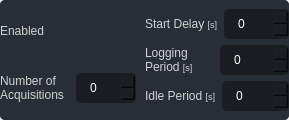
Old version of the form Utilities/HSDPython_SDK/st_hsdatalog/st_hsdatalog/HSD_GUI/UI/auto_mode_widget.ui in the repository STMicroelectronics/fp-sns-datalog2.
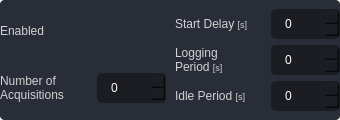
New version of the form. Icons and pictures are not drawn.

What changed in the file:
```diff
--- a/Utilities/HSDPython_SDK/st_hsdatalog/st_hsdatalog/HSD_GUI/UI/auto_mode_widget.ui
+++ b/Utilities/HSDPython_SDK/st_hsdatalog/st_hsdatalog/HSD_GUI/UI/auto_mode_widget.ui
@@ -6,7 +6,7 @@
    <rect>
     <x>0</x>
     <y>0</y>
-    <width>286</width>
+    <width>340</width>
     <height>120</height>
    </rect>
   </property>
@@ -97,24 +97,21 @@
          <cursorShape>ArrowCursor</cursorShape>
         </property>
         <property name="styleSheet">
-         <string notr="true">QComboBox{
-	background-color: rgb(27, 29, 35);
-	border-radius: 5px;
-	border: 2px solid rgb(27, 29, 35);
-	padding: 5px;
-	padding-left: 10px;
+         <string notr="true">QSpinBox {
+    color: rgb(255,255,255);
+    background-color: rgb(27, 29, 35);
+    border-radius: 5px;
+    border: 2px solid rgb(27, 29, 35);
+    padding-left: 10px;
 }
 QComboBox:hover{
 	border: 2px solid rgb(64, 71, 88);
 }
-QComboBox QAbstractItemView {
-	color: rgb(85, 170, 255);	
-	background-color: rgb(27, 29, 35);
-	padding: 10px;
-	selection-background-color: rgb(39, 44, 54);
+QSpinBox:focus {
+    border: 2px solid rgb(91, 101, 124);
 }
-QComboBox:disabled{
-	color: rgb(60,60,60);
+QSpinBox:disabled {
+    color: rgb(60,60,60);
 	border: 2px solid rgb(32, 32, 32);
 }</string>
         </property>
@@ -217,6 +214,16 @@
                  </property>
                 </widget>
                </item>
+               <item>
+                <widget class="QLabel" name="nof_acq_info">
+                 <property name="text">
+                  <string/>
+                 </property>
+                 <property name="pixmap">
+                  <pixmap resource="../../../st_dtdl_gui/UI/resources.qrc">:/icons/icons/outline_info_white_18dp.png</pixmap>
+                 </property>
+                </widget>
+               </item>
                <item>
                 <widget class="QSpinBox" name="nof_acq_value">
                  <property name="enabled">
@@ -235,24 +242,7 @@
                   </size>
                  </property>
                  <property name="styleSheet">
-                  <string notr="true">QSpinBox {
-    color: rgb(255,255,255);
-    background-color: rgb(27, 29, 35);
-    border-radius: 5px;
-    border: 2px solid rgb(27, 29, 35);
-    padding-left: 10px;
-}
-QSpinBox:hover {
-    border: 2px solid rgb(58, 66, 81);
-}
-QSpinBox:focus {
-    border: 2px solid rgb(91, 101, 124);
-}
-QSpinBox:disabled {
-    color: rgb(60,60,60);
-	border: 2px solid rgb(32, 32, 32);
-}
-</string>
+                  <string notr="true"/>
                  </property>
                  <property name="maximum">
                   <number>10000</number>
@@ -326,6 +316,16 @@
                  </property>
                 </widget>
                </item>
+               <item alignment="Qt::AlignRight">
+                <widget class="QLabel" name="start_delay_info">
+                 <property name="text">
+                  <string/>
+                 </property>
+                 <property name="pixmap">
+                  <pixmap resource="../../../st_dtdl_gui/UI/resources.qrc">:/icons/icons/outline_info_white_18dp.png</pixmap>
+                 </property>
+                </widget>
+               </item>
                <item>
                 <widget class="QSpinBox" name="start_delay_value">
                  <property name="enabled">
@@ -344,24 +344,7 @@
                   </size>
                  </property>
                  <property name="styleSheet">
-                  <string notr="true">QSpinBox {
-    color: rgb(255,255,255);
-    background-color: rgb(27, 29, 35);
-    border-radius: 5px;
-    border: 2px solid rgb(27, 29, 35);
-    padding-left: 10px;
-}
-QSpinBox:hover {
-    border: 2px solid rgb(58, 66, 81);
-}
-QSpinBox:focus {
-    border: 2px solid rgb(91, 101, 124);
-}
-QSpinBox:disabled {
-    color: rgb(60,60,60);
-	border: 2px solid rgb(32, 32, 32);
-}
-</string>
+                  <string notr="true"/>
                  </property>
                  <property name="maximum">
                   <number>10000</number>
@@ -408,6 +391,16 @@
                  </property>
                 </widget>
                </item>
+               <item alignment="Qt::AlignRight">
+                <widget class="QLabel" name="log_period_info">
+                 <property name="text">
+                  <string/>
+                 </property>
+                 <property name="pixmap">
+                  <pixmap resource="../../../st_dtdl_gui/UI/resources.qrc">:/icons/icons/outline_info_white_18dp.png</pixmap>
+                 </property>
+                </widget>
+               </item>
                <item>
                 <widget class="QSpinBox" name="log_period_value">
                  <property name="enabled">
@@ -426,24 +419,7 @@
                   </size>
                  </property>
                  <property name="styleSheet">
-                  <string notr="true">QSpinBox {
-    color: rgb(255,255,255);
-    background-color: rgb(27, 29, 35);
-    border-radius: 5px;
-    border: 2px solid rgb(27, 29, 35);
-    padding-left: 10px;
-}
-QSpinBox:hover {
-    border: 2px solid rgb(58, 66, 81);
-}
-QSpinBox:focus {
-    border: 2px solid rgb(91, 101, 124);
-}
-QSpinBox:disabled {
-    color: rgb(60,60,60);
-	border: 2px solid rgb(32, 32, 32);
-}
-</string>
+                  <string notr="true"/>
                  </property>
                  <property name="maximum">
                   <number>10000</number>
@@ -490,6 +466,16 @@
                  </property>
                 </widget>
                </item>
+               <item>
+                <widget class="QLabel" name="idle_period_info">
+                 <property name="text">
+                  <string/>
+                 </property>
+                 <property name="pixmap">
+                  <pixmap resource="../../../st_dtdl_gui/UI/resources.qrc">:/icons/icons/outline_info_white_18dp.png</pixmap>
+                 </property>
+                </widget>
+               </item>
                <item>
                 <widget class="QSpinBox" name="idle_period_value">
                  <property name="enabled">
@@ -508,24 +494,7 @@
                   </size>
                  </property>
                  <property name="styleSheet">
-                  <string notr="true">QSpinBox {
-    color: rgb(255,255,255);
-    background-color: rgb(27, 29, 35);
-    border-radius: 5px;
-    border: 2px solid rgb(27, 29, 35);
-    padding-left: 10px;
-}
-QSpinBox:hover {
-    border: 2px solid rgb(58, 66, 81);
-}
-QSpinBox:focus {
-    border: 2px solid rgb(91, 101, 124);
-}
-QSpinBox:disabled {
-    color: rgb(60,60,60);
-	border: 2px solid rgb(32, 32, 32);
-}
-</string>
+                  <string notr="true"/>
                  </property>
                  <property name="maximum">
                   <number>10000</number>
```
Left out of the diff: 6 changed lines with no effect on the pictures.
